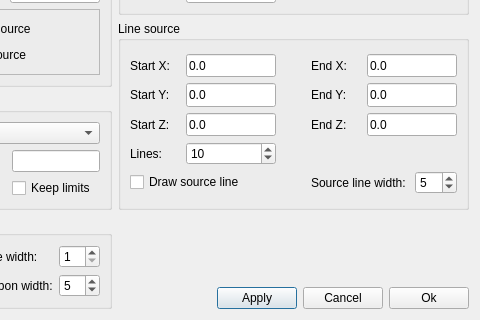
First picture: the form in ElmerGUI/vtkpost/streamline.ui, repository tehnick/elmerfem, before the edit; both pictures show x 276 to 756 and y 116 to 436 of the 756 by 436 pixel window.
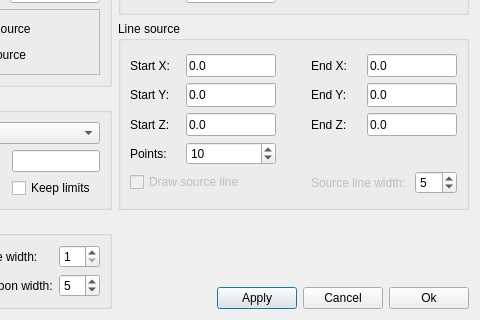
Second picture: the form after the edit. Icons and pictures are not drawn.

Commit message: ElmerGUI: Updated the dialog forms in vtk widget

```diff
--- a/ElmerGUI/vtkpost/streamline.ui
+++ b/ElmerGUI/vtkpost/streamline.ui
@@ -551,7 +551,7 @@
         <item row="3" column="0" >
          <widget class="QLabel" name="linesLabel" >
           <property name="text" >
-           <string>Lines:</string>
+           <string>Points:</string>
           </property>
          </widget>
         </item>
@@ -573,6 +573,9 @@
         </item>
         <item row="4" column="0" colspan="2" >
          <widget class="QCheckBox" name="rake" >
+          <property name="enabled" >
+           <bool>false</bool>
+          </property>
           <property name="text" >
            <string>Draw source line </string>
           </property>
@@ -580,6 +583,9 @@
         </item>
         <item row="4" column="3" colspan="2" >
          <widget class="QLabel" name="rakeWidthLabel" >
+          <property name="enabled" >
+           <bool>false</bool>
+          </property>
           <property name="text" >
            <string>Source line width:</string>
           </property>
```
